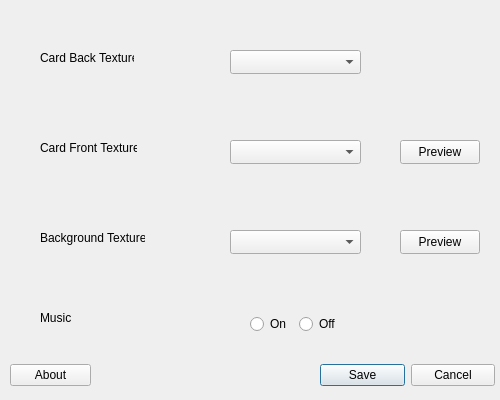
First picture: the form in src/gui/settings_menu/settingsmenu.ui, repository sudosys/matchmatch-game, before the edit.
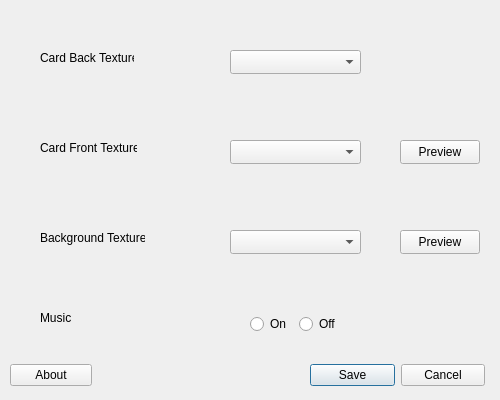
Second picture: the form after the edit.

```diff
--- a/src/gui/settings_menu/settingsmenu.ui
+++ b/src/gui/settings_menu/settingsmenu.ui
@@ -57,7 +57,7 @@
   <widget class="QWidget" name="layoutWidget4">
    <property name="geometry">
     <rect>
-     <x>320</x>
+     <x>310</x>
      <y>360</y>
      <width>175</width>
      <height>31</height>
@@ -212,7 +212,7 @@
     <rect>
      <x>10</x>
      <y>360</y>
-     <width>81</width>
+     <width>82</width>
      <height>31</height>
     </rect>
    </property>
```
